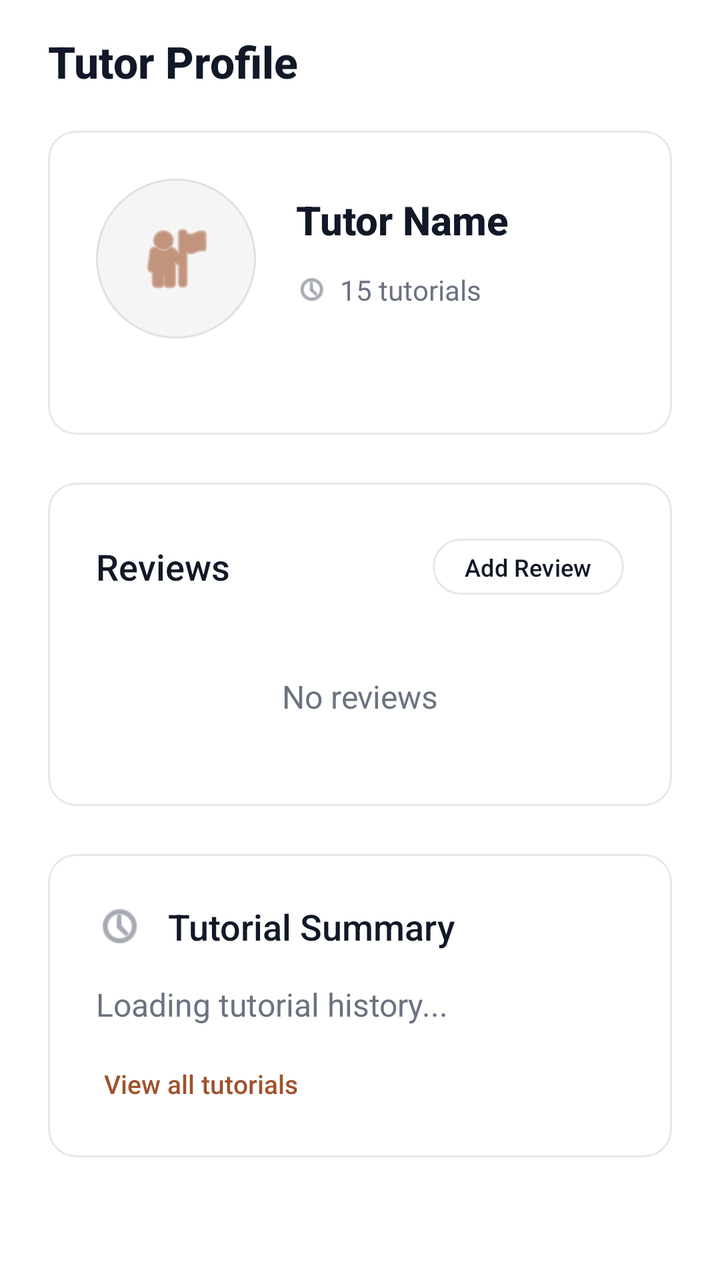
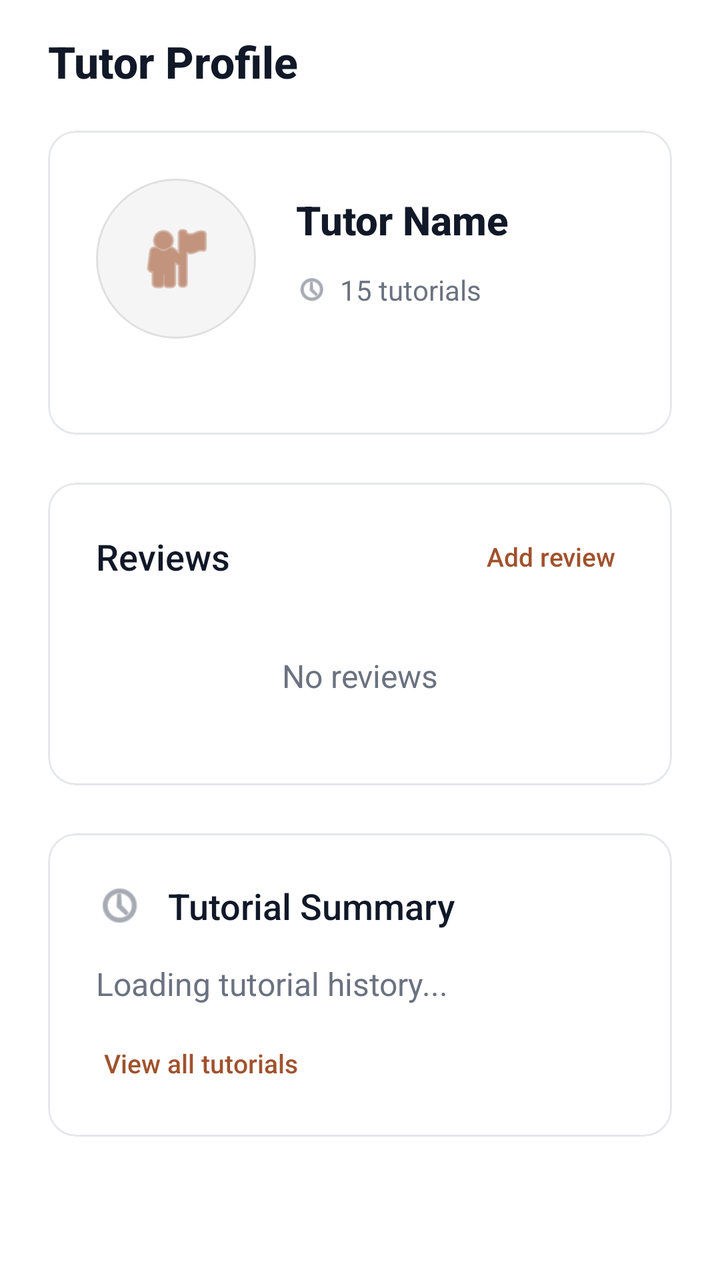

The first picture is an Android layout as it rendered before a commit; the second is the same layout after the commit. The layout source and the unified diff follow.
<!-- AndroidManifest.xml: application theme Theme.Csci3130Group1 -->
<!-- res/layout/activity_tutor_profile.xml -->
<?xml version="1.0" encoding="utf-8"?>
<ScrollView xmlns:android="http://schemas.android.com/apk/res/android"
    xmlns:app="http://schemas.android.com/apk/res-auto"
    android:layout_width="match_parent"
    android:layout_height="match_parent"
    android:background="#FFFFFF"
    android:fillViewport="true">

    <LinearLayout
        android:layout_width="match_parent"
        android:layout_height="wrap_content"
        android:orientation="vertical"
        android:paddingHorizontal="24dp"
        android:paddingTop="16dp"
        android:paddingBottom="32dp">

        
        <TextView
            android:layout_width="wrap_content"
            android:layout_height="wrap_content"
            android:text="Tutor Profile"
            android:textSize="22sp"
            android:fontFamily="sans-serif-medium"
            android:textStyle="bold"
            android:textColor="#111827"
            android:layout_marginBottom="20dp"/>

        
        <com.google.android.material.card.MaterialCardView
            android:layout_width="match_parent"
            android:layout_height="wrap_content"
            android:layout_marginBottom="24dp"
            app:cardCornerRadius="14dp"
            app:cardElevation="0dp"
            app:cardBackgroundColor="#FFFFFF"
            app:strokeColor="#E5E7EB"
            app:strokeWidth="1dp">

            <LinearLayout
                android:layout_width="match_parent"
                android:layout_height="wrap_content"
                android:orientation="vertical"
                android:padding="24dp">

                
                <LinearLayout
                    android:layout_width="match_parent"
                    android:layout_height="wrap_content"
                    android:orientation="horizontal"
                    android:gravity="center_vertical"
                    android:layout_marginBottom="24dp">

                    
                    <ImageView
                        android:id="@+id/tutorProfilePicture"
                        android:layout_width="80dp"
                        android:layout_height="80dp"
                        android:src="@android:drawable/ic_menu_myplaces"
                        app:tint="#A0522D"
                        android:background="@drawable/circle_background"
                        android:padding="20dp"
                        android:contentDescription="Tutor Profile Picture" />

                    
                    <LinearLayout
                        android:layout_width="0dp"
                        android:layout_height="wrap_content"
                        android:layout_weight="1"
                        android:orientation="vertical"
                        android:layout_marginStart="20dp">

                        
                        <TextView
                            android:id="@+id/tutorName"
                            android:layout_width="wrap_content"
                            android:layout_height="wrap_content"
                            android:text="Tutor Name"
                            android:textSize="20sp"
                            android:textStyle="bold"
                            android:textColor="#111827"
                            android:fontFamily="sans-serif-medium" />

                        
                        <TextView
                            android:id="@+id/tutorDegree"
                            android:layout_width="wrap_content"
                            android:layout_height="wrap_content"
                            android:text="Computer Science, B.Sc."
                            android:textSize="14sp"
                            android:textColor="#6B7280"
                            android:fontFamily="sans-serif-medium"
                            android:layout_marginTop="4dp"
                            android:visibility="gone" />

                        
                        <LinearLayout
                            android:layout_width="match_parent"
                            android:layout_height="wrap_content"
                            android:orientation="vertical"
                            android:layout_marginTop="12dp">

                            
                            <LinearLayout
                                android:layout_width="wrap_content"
                                android:layout_height="wrap_content"
                                android:orientation="horizontal"
                                android:layout_marginBottom="8dp">

                                
                                <LinearLayout
                                    android:layout_width="wrap_content"
                                    android:layout_height="wrap_content"
                                    android:orientation="horizontal"
                                    android:gravity="center_vertical"
                                    android:layout_marginEnd="20dp">

                                    <ImageView
                                        android:layout_width="16dp"
                                        android:layout_height="16dp"
                                        android:src="@android:drawable/ic_menu_recent_history"
                                        app:tint="#6B7280" />

                                    <TextView
                                        android:id="@+id/tutorialCount"
                                        android:layout_width="wrap_content"
                                        android:layout_height="wrap_content"
                                        android:text="15 tutorials"
                                        android:textSize="14sp"
                                        android:textColor="#6B7280"
                                        android:layout_marginStart="6dp" />
                                </LinearLayout>

                                
                                <LinearLayout
                                    android:id="@+id/ratingContainer"
                                    android:layout_width="wrap_content"
                                    android:layout_height="wrap_content"
                                    android:orientation="horizontal"
                                    android:gravity="center_vertical"
                                    android:visibility="gone">

                                    <ImageView
                                        android:layout_width="16dp"
                                        android:layout_height="16dp"
                                        android:src="@android:drawable/btn_star_big_on"
                                        app:tint="#FFD700" />

                                    <TextView
                                        android:id="@+id/tutorRating"
                                        android:layout_width="wrap_content"
                                        android:layout_height="wrap_content"
                                        android:text="4.8 (24)"
                                        android:textSize="14sp"
                                        android:textColor="#6B7280"
                                        android:layout_marginStart="6dp" />
                                </LinearLayout>
                            </LinearLayout>

                            
                            <LinearLayout
                                android:id="@+id/contactContainer"
                                android:layout_width="wrap_content"
                                android:layout_height="wrap_content"
                                android:orientation="horizontal"
                                android:gravity="center_vertical"
                                android:visibility="gone">

                                <ImageView
                                    android:layout_width="16dp"
                                    android:layout_height="16dp"
                                    android:src="@android:drawable/ic_menu_call"
                                    app:tint="#A0522D" />

                                <TextView
                                    android:id="@+id/tutorContact"
                                    android:layout_width="wrap_content"
                                    android:layout_height="wrap_content"
                                    android:text="(902) 123-4567"
                                    android:textSize="14sp"
                                    android:textColor="#A0522D"
                                    android:layout_marginStart="6dp"
                                    android:fontFamily="sans-serif-medium" />
                            </LinearLayout>
                        </LinearLayout>
                    </LinearLayout>
                </LinearLayout>

                
                <LinearLayout
                    android:id="@+id/descriptionSection"
                    android:layout_width="match_parent"
                    android:layout_height="wrap_content"
                    android:orientation="vertical"
                    android:visibility="gone">

                    <TextView
                        android:layout_width="wrap_content"
                        android:layout_height="wrap_content"
                        android:text="About"
                        android:textSize="14sp"
                        android:textColor="#6B7280"
                        android:fontFamily="sans-serif-medium"
                        android:layout_marginBottom="8dp"/>

                    <TextView
                        android:id="@+id/tutorDescription"
                        android:layout_width="match_parent"
                        android:layout_height="wrap_content"
                        android:text="Tutor description goes here..."
                        android:textSize="16sp"
                        android:textColor="#111827"
                        android:fontFamily="sans-serif"
                        android:lineSpacingExtra="4dp"/>
                </LinearLayout>
            </LinearLayout>
        </com.google.android.material.card.MaterialCardView>

        
        <com.google.android.material.card.MaterialCardView
            android:layout_width="match_parent"
            android:layout_height="wrap_content"
            android:layout_marginBottom="24dp"
            app:cardCornerRadius="14dp"
            app:cardElevation="0dp"
            app:cardBackgroundColor="#FFFFFF"
            app:strokeColor="#E5E7EB"
            app:strokeWidth="1dp">

            <LinearLayout
                android:layout_width="match_parent"
                android:layout_height="wrap_content"
                android:orientation="vertical"
                android:padding="24dp">

                
                <LinearLayout
                    android:layout_width="match_parent"
                    android:layout_height="wrap_content"
                    android:orientation="horizontal"
                    android:gravity="center_vertical"
                    android:layout_marginBottom="16dp">

                    <TextView
                        android:id="@+id/tutorReviewsHeader"
                        android:layout_width="0dp"
                        android:layout_height="wrap_content"
                        android:layout_weight="1"
                        android:text="@string/reviews"
                        android:textSize="18sp"
                        android:fontFamily="sans-serif-medium"
                        android:textColor="#111827"/>

                    <Button
                        android:id="@+id/addReviewButton"
                        style="@style/Widget.Material3.Button.OutlinedButton"
                        android:layout_width="wrap_content"
                        android:layout_height="36dp"
                        android:text="Add Review"
                        android:textColor="#111827"
                        android:textSize="12sp"
                        android:textAllCaps="false"
                        android:fontFamily="sans-serif-medium"
                        app:strokeColor="#E5E7EB"
                        app:cornerRadius="14dp"
                        android:minWidth="0dp"
                        android:paddingHorizontal="16dp"/>
                </LinearLayout>

                
                <TextView
                    android:id="@+id/noReviewsText"
                    android:layout_width="match_parent"
                    android:layout_height="wrap_content"
                    android:text="No reviews"
                    android:textSize="16sp"
                    android:textColor="#6B7280"
                    android:gravity="center"
                    android:padding="20dp"
                    android:visibility="visible"/>

                
                <LinearLayout
                    android:id="@+id/reviewsList"
                    android:layout_width="match_parent"
                    android:layout_height="wrap_content"
                    android:orientation="vertical">
                </LinearLayout>

                
                <TextView
                    android:id="@+id/view_all_reviews_button"
                    android:layout_width="wrap_content"
                    android:layout_height="wrap_content"
                    android:text="View all reviews"
                    android:textColor="@color/brown_primary"
                    android:textSize="13sp"
                    android:padding="4dp"
                    android:fontFamily="sans-serif-medium"
                    android:layout_marginTop="8dp"
                    android:visibility="gone"/>
            </LinearLayout>
        </com.google.android.material.card.MaterialCardView>

        
        <com.google.android.material.card.MaterialCardView
            android:id="@+id/upcoming_tutorials_card"
            android:layout_width="match_parent"
            android:layout_height="wrap_content"
            android:layout_marginBottom="24dp"
            app:cardCornerRadius="14dp"
            app:cardElevation="0dp"
            app:cardBackgroundColor="#FFFFFF"
            app:strokeColor="#E5E7EB"
            app:strokeWidth="1dp"
            android:visibility="gone">

            <LinearLayout
                android:layout_width="match_parent"
                android:layout_height="wrap_content"
                android:orientation="vertical"
                android:padding="24dp">

            
            <LinearLayout
                android:layout_width="match_parent"
                android:layout_height="wrap_content"
                android:orientation="horizontal"
                android:gravity="center_vertical"
                android:layout_marginBottom="16dp">

                <ImageView
                    android:layout_width="24dp"
                    android:layout_height="24dp"
                    android:src="@android:drawable/ic_menu_today"
                    app:tint="#6B7280"
                    android:contentDescription="Upcoming Tutorial Icon" />

                <TextView
                    android:layout_width="wrap_content"
                    android:layout_height="wrap_content"
                    android:text="Upcoming Tutorials"
                    android:textSize="18sp"
                    android:fontFamily="sans-serif-medium"
                    android:textColor="#111827"
                    android:layout_marginStart="12dp"/>
            </LinearLayout>

            
            <LinearLayout
                android:id="@+id/upcomingTutorialsList"
                android:layout_width="match_parent"
                android:layout_height="wrap_content"
                android:orientation="vertical">
                
                <TextView
                    android:layout_width="match_parent"
                    android:layout_height="wrap_content"
                    android:text="Loading upcoming tutorials..."
                    android:textSize="16sp"
                    android:textColor="#6B7280"/>
            </LinearLayout>
            </LinearLayout>
        </com.google.android.material.card.MaterialCardView>

        
        <com.google.android.material.card.MaterialCardView
            android:layout_width="match_parent"
            android:layout_height="wrap_content"
            android:layout_marginBottom="24dp"
            app:cardCornerRadius="14dp"
            app:cardElevation="0dp"
            app:cardBackgroundColor="#FFFFFF"
            app:strokeColor="#E5E7EB"
            app:strokeWidth="1dp">

            <LinearLayout
                android:layout_width="match_parent"
                android:layout_height="wrap_content"
                android:orientation="vertical"
                android:padding="24dp">

            
            <LinearLayout
                android:layout_width="match_parent"
                android:layout_height="wrap_content"
                android:orientation="horizontal"
                android:gravity="center_vertical"
                android:layout_marginBottom="16dp">

                <ImageView
                    android:layout_width="24dp"
                    android:layout_height="24dp"
                    android:src="@android:drawable/ic_menu_recent_history"
                    app:tint="#6B7280"
                    android:contentDescription="Tutorial History Icon" />

                <TextView
                    android:layout_width="wrap_content"
                    android:layout_height="wrap_content"
                    android:text="Tutorial Summary"
                    android:textSize="18sp"
                    android:fontFamily="sans-serif-medium"
                    android:textColor="#111827"
                    android:layout_marginStart="12dp"/>
            </LinearLayout>

            
            <LinearLayout
                android:id="@+id/tutorStatsRow"
                android:layout_width="match_parent"
                android:layout_height="wrap_content"
                android:orientation="horizontal"
                android:weightSum="3"
                android:layout_marginBottom="12dp"
                android:visibility="gone">

                
                <LinearLayout
                    android:layout_width="0dp"
                    android:layout_height="wrap_content"
                    android:layout_weight="1"
                    android:orientation="vertical"
                    android:gravity="center"
                    android:padding="16dp">

                    <TextView
                        android:id="@+id/tutorTotalValue"
                        android:layout_width="wrap_content"
                        android:layout_height="wrap_content"
                        android:text="0"
                        android:textSize="20sp"
                        android:textColor="#111827"
                        android:fontFamily="sans-serif-medium"
                        android:textStyle="bold"/>
                    
                    <TextView
                        android:layout_width="wrap_content"
                        android:layout_height="wrap_content"
                        android:text="Total"
                        android:textSize="12sp"
                        android:textColor="#6B7280"
                        android:layout_marginTop="4dp"/>
                </LinearLayout>

                
                <LinearLayout
                    android:layout_width="0dp"
                    android:layout_height="wrap_content"
                    android:layout_weight="1"
                    android:orientation="vertical"
                    android:gravity="center"
                    android:padding="16dp"
                    android:layout_marginStart="8dp">

                    <TextView
                        android:id="@+id/tutorUpcomingValue"
                        android:layout_width="wrap_content"
                        android:layout_height="wrap_content"
                        android:text="0"
                        android:textSize="20sp"
                        android:textColor="#111827"
                        android:fontFamily="sans-serif-medium"
                        android:textStyle="bold"/>
                    
                    <TextView
                        android:layout_width="wrap_content"
                        android:layout_height="wrap_content"
                        android:text="Upcoming"
                        android:textSize="12sp"
                        android:textColor="#6B7280"
                        android:layout_marginTop="4dp"/>
                </LinearLayout>

                
                <LinearLayout
                    android:layout_width="0dp"
                    android:layout_height="wrap_content"
                    android:layout_weight="1"
                    android:orientation="vertical"
                    android:gravity="center"
                    android:padding="16dp"
                    android:layout_marginStart="8dp">

                    <TextView
                        android:id="@+id/tutorCompletedValue"
                        android:layout_width="wrap_content"
                        android:layout_height="wrap_content"
                        android:text="0"
                        android:textSize="20sp"
                        android:textColor="#111827"
                        android:fontFamily="sans-serif-medium"
                        android:textStyle="bold"/>
                    
                    <TextView
                        android:layout_width="wrap_content"
                        android:layout_height="wrap_content"
                        android:text="Past"
                        android:textSize="12sp"
                        android:textColor="#6B7280"
                        android:layout_marginTop="4dp"/>
                </LinearLayout>
            </LinearLayout>

            
            <TextView
                android:id="@+id/tutorialStats"
                android:layout_width="match_parent"
                android:layout_height="wrap_content"
                android:text="Loading tutorial history..."
                android:textSize="16sp"
                android:textColor="#6B7280"
                android:lineSpacingExtra="4dp"
                android:layout_marginBottom="16dp"
                android:visibility="visible"/>

            
            <TextView
                android:id="@+id/view_all_tutorials_button"
                android:layout_width="wrap_content"
                android:layout_height="wrap_content"
                android:text="View all tutorials"
                android:textColor="#A0522D"
                android:textSize="13sp"
                android:padding="4dp"
                android:fontFamily="sans-serif-medium"/>
            </LinearLayout>
        </com.google.android.material.card.MaterialCardView>

    </LinearLayout>
</ScrollView>
<!-- resources referenced by this layout -->
<resources>
  <color name="brown_primary">#A0522D</color>
  <!-- drawable circle_background (drawable) -->
  <?xml version="1.0" encoding="utf-8"?>
  <shape xmlns:android="http://schemas.android.com/apk/res/android"
      android:shape="oval">
      <solid android:color="#F5F5F5" />
      <stroke
          android:width="1dp"
          android:color="#E0E0E0" />
  </shape>
  <string name="reviews">Reviews</string>
  <style name="Theme.Csci3130Group1" parent="Base.Theme.Csci3130Group1" />
  <style name="Base.Theme.Csci3130Group1" parent="Theme.Material3.DayNight.NoActionBar">
          
          <item name="colorPrimary">#111827</item>
          <item name="colorOnPrimary">#FFFFFF</item>
          <item name="colorSecondary">#6B7280</item>
          <item name="colorOnSecondary">#FFFFFF</item>
          
          <item name="colorPrimaryContainer">#F3F4F6</item>
          <item name="colorOnPrimaryContainer">#111827</item>
          <item name="colorSecondaryContainer">#F3F4F6</item>
          <item name="colorOnSecondaryContainer">#111827</item>
          <item name="colorTertiary">#9CA3AF</item>
          <item name="colorSurface">#FFFFFF</item>
          <item name="colorOnSurface">#111827</item>
          <item name="colorOutline">#E5E7EB</item>
          <item name="android:navigationBarColor">#FFFFFF</item>
          <item name="android:statusBarColor">#FFFFFF</item>
      </style>
</resources>

<!-- the commit's change to res/layout/activity_tutor_profile.xml (unified diff, before → after) -->
@@ -250,21 +250,27 @@
                         android:fontFamily="sans-serif-medium"
                         android:textColor="#111827"/>
 
-                    <Button
-                        android:id="@+id/addReviewButton"
-                        style="@style/Widget.Material3.Button.OutlinedButton"
-                        android:layout_width="wrap_content"
-                        android:layout_height="36dp"
-                        android:text="Add Review"
-                        android:textColor="#111827"
-                        android:textSize="12sp"
+                    <TextView
+                        android:id="@+id/addReviewLink"
+                        android:layout_width="wrap_content"
+                        android:layout_height="wrap_content"
+                        android:text="Add review"
+                        android:textColor="@color/brown_primary"
+                        android:textSize="13sp"
                         android:textAllCaps="false"
                         android:fontFamily="sans-serif-medium"
-                        app:strokeColor="#E5E7EB"
-                        app:cornerRadius="14dp"
-                        android:minWidth="0dp"
-                        android:paddingHorizontal="16dp"/>
-                </LinearLayout>
+                        android:padding="4dp"/>
+                </LinearLayout>
+
+                <TextView
+                    android:id="@+id/mostRecentReviewLabel"
+                    android:layout_width="wrap_content"
+                    android:layout_height="wrap_content"
+                    android:text="Most recent review"
+                    android:textColor="#6B7280"
+                    android:textSize="12sp"
+                    android:layout_marginBottom="6dp"
+                    android:visibility="gone" />
 
                 
                 <TextView
